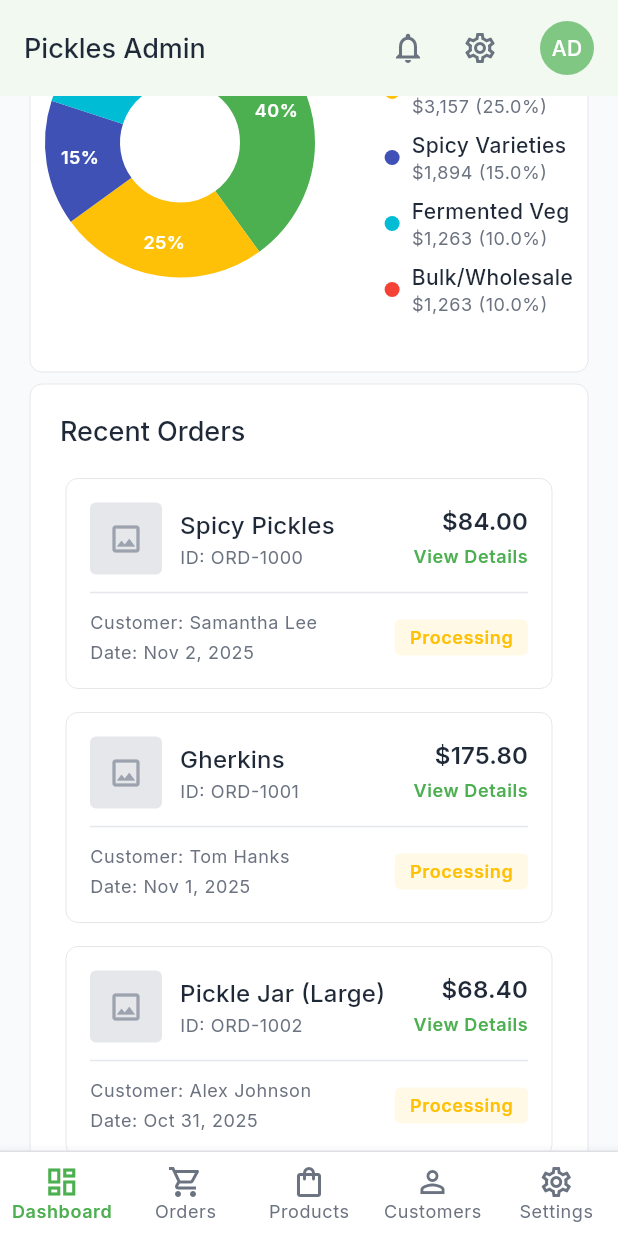
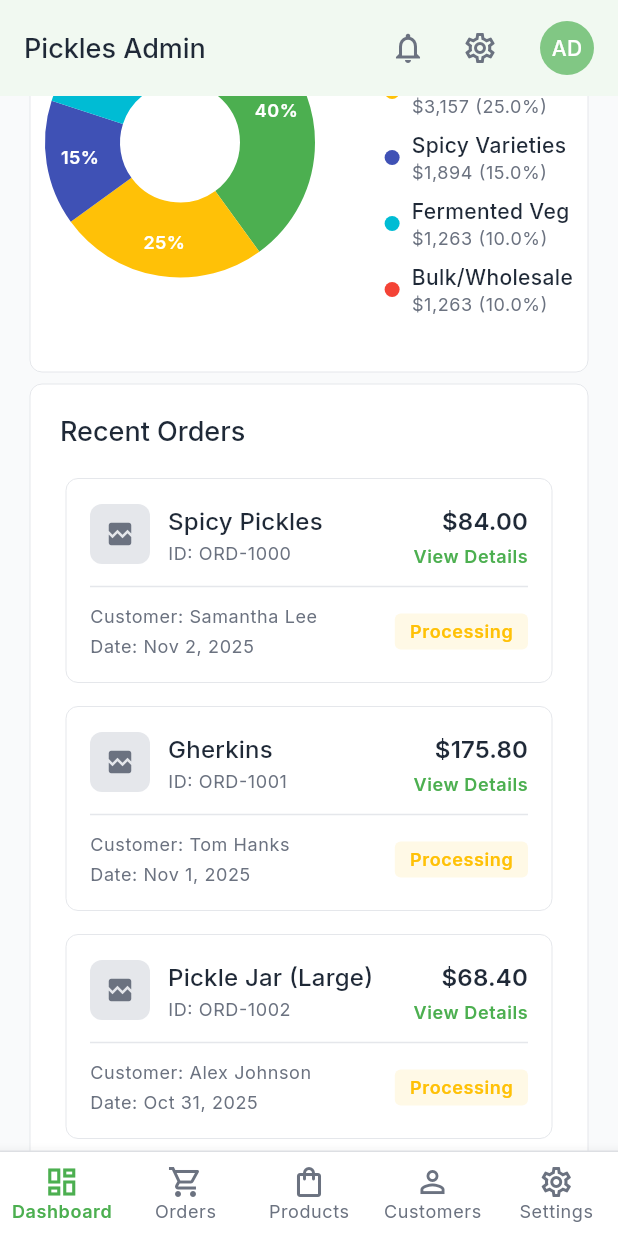
Before and after one commit to tulasireddytulasi/pickles_lab_web, a Flutter app: the screen it shows after launch, scrolled down 1152 dp, on a phone screen of 412 x 824 dp. Run offline on Flutter 3.47's test engine with Material 3 defaults, Android fonts, the phone set to English and light mode, and no system bars; drawn by our look-alikes of fl_chart; our stand-ins replace bloc, go_router, google_fonts; network calls fail.

Commit message:
feat(ui): Replace placeholder image with product image in order list
Replaces the static placeholder `Icon` in the `OrderListItem` widget with a dynamic `Image.network` to display the actual product image.

- Update `Container` to use `Image.network` with `order.productImageUrl`.
- Implement an `errorBuilder` to show a `broken_image` icon if the image fails to load.
- Adjust image container size from 48x48 to 40x40 and update border radius for a refined look.

```diff
--- a/lib/app/presentation/dashboard_screen/widgets/order_list_item.dart
+++ b/lib/app/presentation/dashboard_screen/widgets/order_list_item.dart
@@ -34,15 +34,20 @@ class OrderListItem extends StatelessWidget {
                     children: [
                       // Image Placeholder
                       Container(
-                        width: 48,
-                        height: 48,
+                        width: 40,
+                        height: 40,
                         decoration: BoxDecoration(
+                          borderRadius: BorderRadius.circular(8),
                           color: AppColors.border,
-                          borderRadius: BorderRadius.circular(4),
                         ),
+                        clipBehavior: Clip.antiAlias,
                         margin: const EdgeInsets.only(right: 12),
-                        child: const Center(
-                            child: Icon(Icons.image_outlined, size: 24, color: AppColors.textLight)),
+                        child: Image.network(
+                          order.productImageUrl,
+                          fit: BoxFit.cover,
+                          errorBuilder: (context, error, stackTrace) =>
+                          const Center(child: Icon(Icons.broken_image, size: 20, color: AppColors.textMedium)),
+                        ),
                       ),
 
                       // Product Name and ID
```
